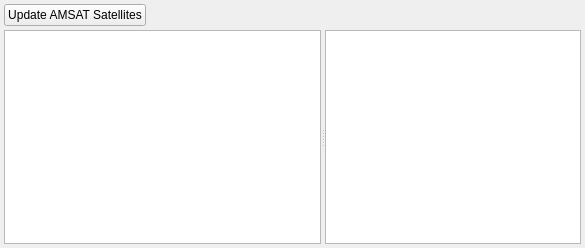
First picture: the form in src/qtgui/dockbookmarks.ui, repository gopher2/gqrx, before the edit.
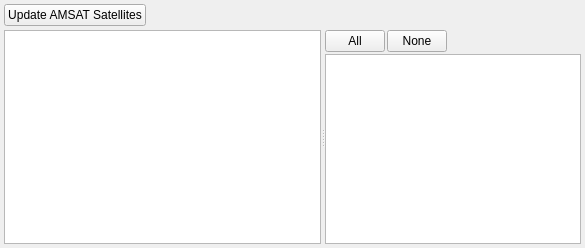
Second picture: the form after the edit. Custom widgets are drawn as their Qt base class.

Commit message:
Add All/None buttons and delete tag with bookmarks option
- Add "All" and "None" buttons above tag list for quick visibility toggle
- Add "Delete Tag and All Bookmarks" context menu option
- Shows confirmation with bookmark count before deletion

```diff
--- a/src/qtgui/dockbookmarks.ui
+++ b/src/qtgui/dockbookmarks.ui
@@ -100,6 +100,73 @@
         <bool>false</bool>
        </property>
       </widget>
+      <widget class="QWidget" name="tagListContainer">
+       <layout class="QVBoxLayout" name="tagListLayout">
+        <property name="spacing">
+         <number>2</number>
+        </property>
+        <property name="leftMargin">
+         <number>0</number>
+        </property>
+        <property name="topMargin">
+         <number>0</number>
+        </property>
+        <property name="rightMargin">
+         <number>0</number>
+        </property>
+        <property name="bottomMargin">
+         <number>0</number>
+        </property>
+        <item>
+         <layout class="QHBoxLayout" name="tagButtonsLayout">
+          <item>
+           <widget class="QPushButton" name="btnTagsAll">
+            <property name="text">
+             <string>All</string>
+            </property>
+            <property name="toolTip">
+             <string>Show all categories</string>
+            </property>
+            <property name="maximumSize">
+             <size>
+              <width>60</width>
+              <height>16777215</height>
+             </size>
+            </property>
+           </widget>
+          </item>
+          <item>
+           <widget class="QPushButton" name="btnTagsNone">
+            <property name="text">
+             <string>None</string>
+            </property>
+            <property name="toolTip">
+             <string>Hide all categories</string>
+            </property>
+            <property name="maximumSize">
+             <size>
+              <width>60</width>
+              <height>16777215</height>
+             </size>
+            </property>
+           </widget>
+          </item>
+          <item>
+           <spacer name="tagButtonsSpacer">
+            <property name="orientation">
+             <enum>Qt::Horizontal</enum>
+            </property>
+            <property name="sizeHint" stdset="0">
+             <size>
+              <width>10</width>
+              <height>20</height>
+             </size>
+            </property>
+           </spacer>
+          </item>
+         </layout>
+        </item>
+        <item>
       <widget class="BookmarksTagList" name="tableWidgetTagList">
        <property name="sizePolicy">
         <sizepolicy hsizetype="Expanding" vsizetype="Expanding">
@@ -157,6 +224,9 @@
        </attribute>
        <column/>
        <column/>
+         </widget>
+        </item>
+       </layout>
       </widget>
      </widget>
     </item>
```
Lines whose indentation alone changed are shown as unchanged. The commit also changes 3 other files.
